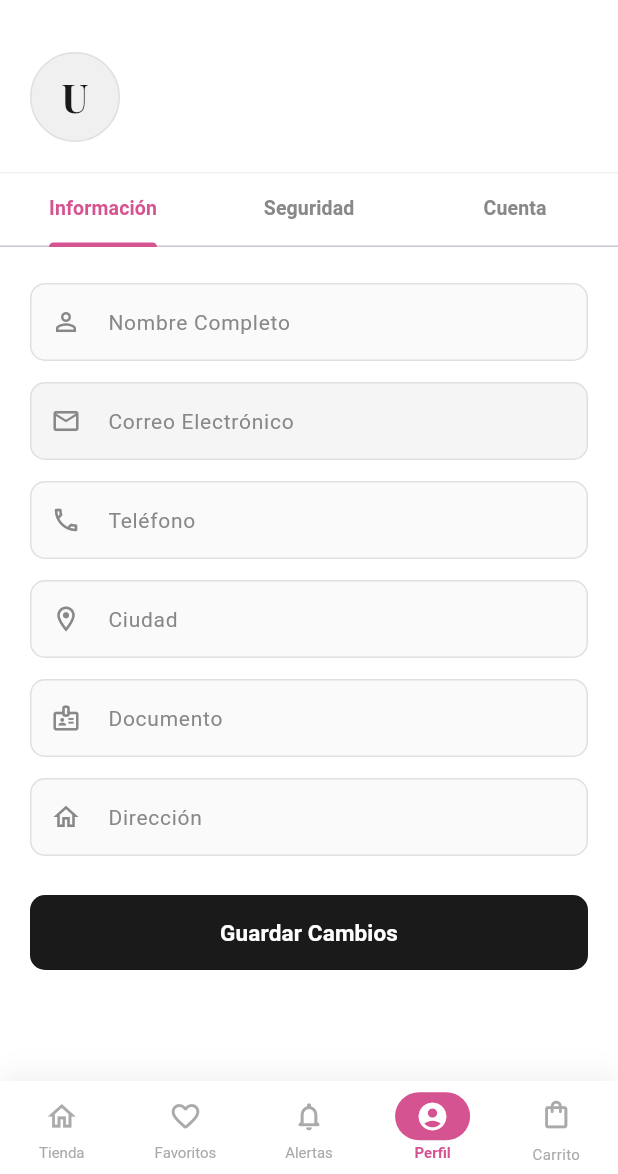
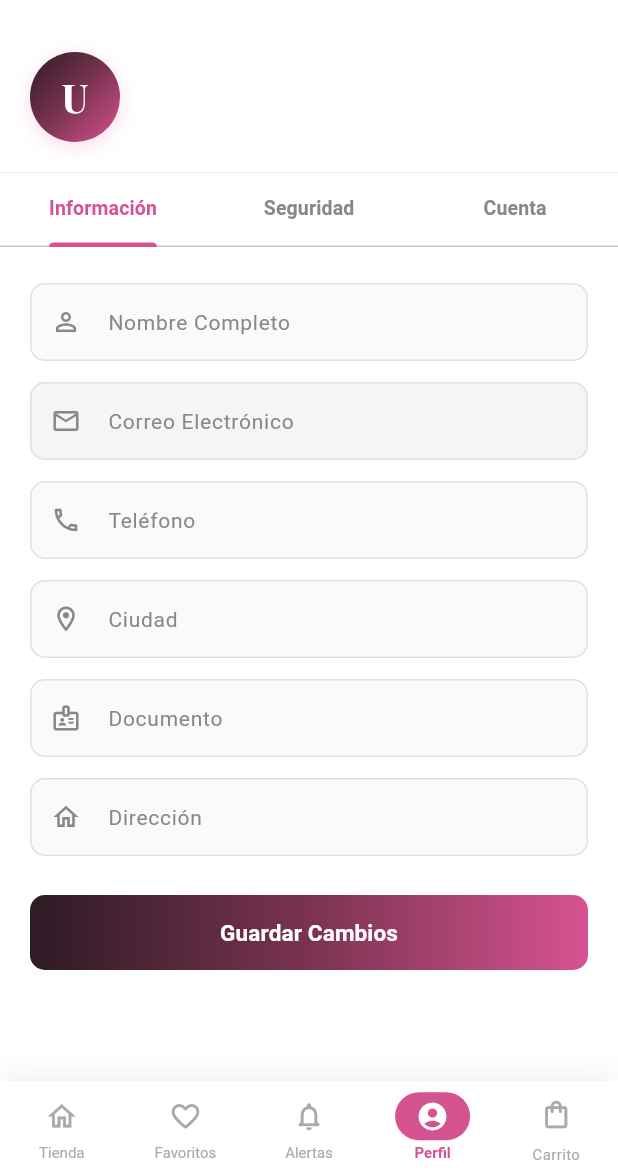
Before and after one commit to C-moreno19/Selenne-Boutique-Mobile, a Flutter app: the ClienteView screen opened directly, item 4 of the bottom bar chosen, on a phone screen of 412 x 824 dp, the part 62-1236 px from its top. Run offline on Flutter 3.47's test engine with Material 3 defaults, Android fonts, the phone set to English and light mode, and no system bars; our stand-ins replace file_picker, google_fonts, shared_preferences; accounts and stored records are empty; network calls fail.

Commit message:
feat: avatar y botones de Perfil con degradado de marca
Avatar circular pasa de gris plano a degradado (oscuro->rosa) con
texto blanco, igual estilo que ya usa el admin en la web. Botones
'Guardar Cambios' y 'Actualizar Contrasena' pasan de negro solido al
mismo degradado usado en ProductCard, login y el banner. 'Cerrar
Sesion' se deja en rojo, es correcto para una accion destructiva.

```diff
--- a/lib/presentation/pages/cliente_view.dart
+++ b/lib/presentation/pages/cliente_view.dart
@@ -884,10 +884,20 @@ class _ClienteViewState extends State<ClienteView>
                   Container(
                     width: 60,
                     height: 60,
-                    decoration: BoxDecoration(
+                    decoration: const BoxDecoration(
                       shape: BoxShape.circle,
-                      color: const Color(0xFFF0F0F0),
-                      border: Border.all(color: const Color(0xFFE0E0E0)),
+                      gradient: LinearGradient(
+                        begin: Alignment.topLeft,
+                        end: Alignment.bottomRight,
+                        colors: [Color(0xFF2D1B24), Color(0xFF7A3350), AppColors.primary],
+                      ),
+                      boxShadow: [
+                        BoxShadow(
+                          color: Color(0x33D65391),
+                          blurRadius: 10,
+                          offset: Offset(0, 3),
+                        ),
+                      ],
                     ),
                     child: Center(
                       child: Text(
@@ -897,7 +907,7 @@ class _ClienteViewState extends State<ClienteView>
                         style: GoogleFonts.playfairDisplay(
                           fontSize: 26,
                           fontWeight: FontWeight.bold,
-                          color: const Color(0xFF1A1A1A),
+                          color: Colors.white,
                         ),
                       ),
                     ),
@@ -1033,8 +1043,17 @@ class _ClienteViewState extends State<ClienteView>
                             ),
                           ),
                         const SizedBox(height: 20),
-                        SizedBox(
+                        Container(
                           height: 50,
+                          decoration: BoxDecoration(
+                            gradient: _perfilGuardando
+                                ? null
+                                : const LinearGradient(
+                                    colors: [Color(0xFF2D1B24), Color(0xFF7A3350), AppColors.primary],
+                                  ),
+                            color: _perfilGuardando ? const Color(0xFFDDDDDD) : null,
+                            borderRadius: BorderRadius.circular(10),
+                          ),
                           child: ElevatedButton(
                             onPressed: _perfilGuardando
                                 ? null
@@ -1056,7 +1075,10 @@ class _ClienteViewState extends State<ClienteView>
                                         type: ok ? SnackType.success : SnackType.error);
                                   },
                             style: ElevatedButton.styleFrom(
-                              backgroundColor: const Color(0xFF1A1A1A),
+                              backgroundColor: Colors.transparent,
+                              shadowColor: Colors.transparent,
+                              foregroundColor: Colors.white,
+                              disabledForegroundColor: const Color(0xFF999999),
                               shape: RoundedRectangleBorder(
                                   borderRadius: BorderRadius.circular(10)),
                               elevation: 0,
@@ -1104,8 +1126,17 @@ class _ClienteViewState extends State<ClienteView>
                               'Confirmar Contraseña', Icons.lock_outline),
                         ),
                         const SizedBox(height: 20),
-                        SizedBox(
+                        Container(
                           height: 50,
+                          decoration: BoxDecoration(
+                            gradient: _passGuardando
+                                ? null
+                                : const LinearGradient(
+                                    colors: [Color(0xFF2D1B24), Color(0xFF7A3350), AppColors.primary],
+                                  ),
+                            color: _passGuardando ? const Color(0xFFDDDDDD) : null,
+                            borderRadius: BorderRadius.circular(10),
+                          ),
                           child: ElevatedButton(
                             onPressed: _passGuardando
                                 ? null
@@ -1137,7 +1168,10 @@ class _ClienteViewState extends State<ClienteView>
                                         type: ok ? SnackType.success : SnackType.error);
                                   },
                             style: ElevatedButton.styleFrom(
-                              backgroundColor: const Color(0xFF1A1A1A),
+                              backgroundColor: Colors.transparent,
+                              shadowColor: Colors.transparent,
+                              foregroundColor: Colors.white,
+                              disabledForegroundColor: const Color(0xFF999999),
                               shape: RoundedRectangleBorder(
                                   borderRadius: BorderRadius.circular(10)),
                               elevation: 0,
```
